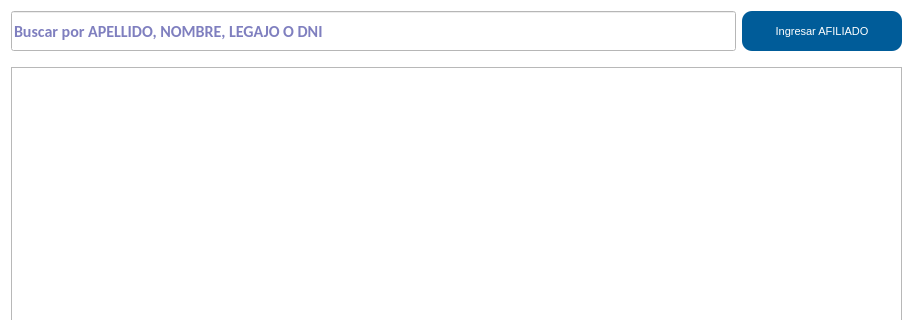
Qt form gui/listas/listaAfiliados.ui (shae-ra/sindicato) before a commit; both pictures show x 0 to 913 and y 0 to 320 of the 913 by 643 pixel window.
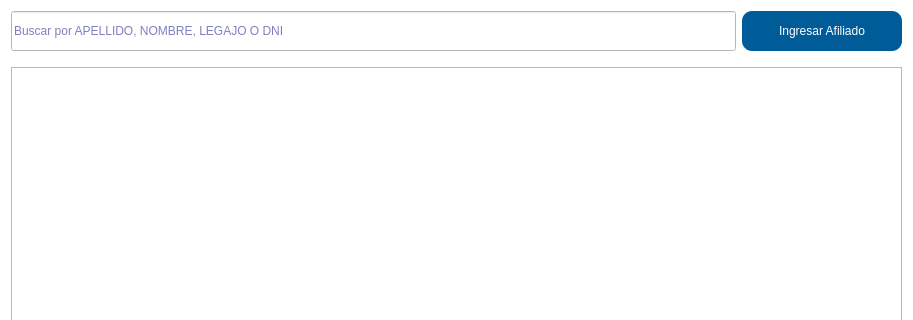
The same form after that commit. Icons and pictures are not drawn. Custom widgets are drawn as their Qt base class.

Patch:
```diff
--- a/gui/listas/listaAfiliados.ui
+++ b/gui/listas/listaAfiliados.ui
@@ -569,12 +569,6 @@
          <height>200</height>
         </size>
        </property>
-       <property name="font">
-        <font>
-         <family>MS Shell Dlg 2</family>
-         <pointsize>8</pointsize>
-        </font>
-       </property>
        <property name="styleSheet">
         <string notr="true">#btn_nuevo{
 background-color:#005c99;
@@ -588,7 +582,7 @@
 }</string>
        </property>
        <property name="text">
-        <string>Ingresar AFILIADO</string>
+        <string>Ingresar Afiliado</string>
        </property>
        <property name="icon">
         <iconset>
@@ -650,14 +644,6 @@
          </disabled>
         </palette>
        </property>
-       <property name="font">
-        <font>
-         <family>Calibri</family>
-         <pointsize>12</pointsize>
-         <weight>75</weight>
-         <bold>true</bold>
-        </font>
-       </property>
        <property name="mouseTracking">
         <bool>false</bool>
        </property>
```
